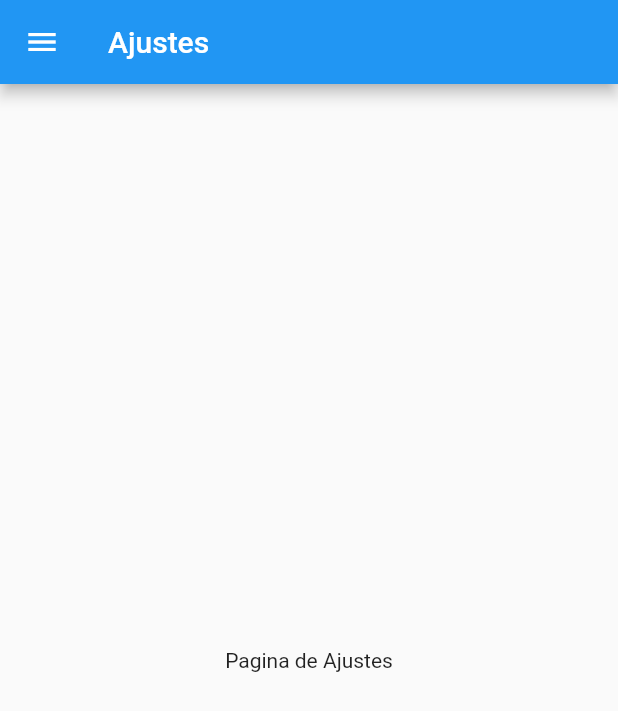
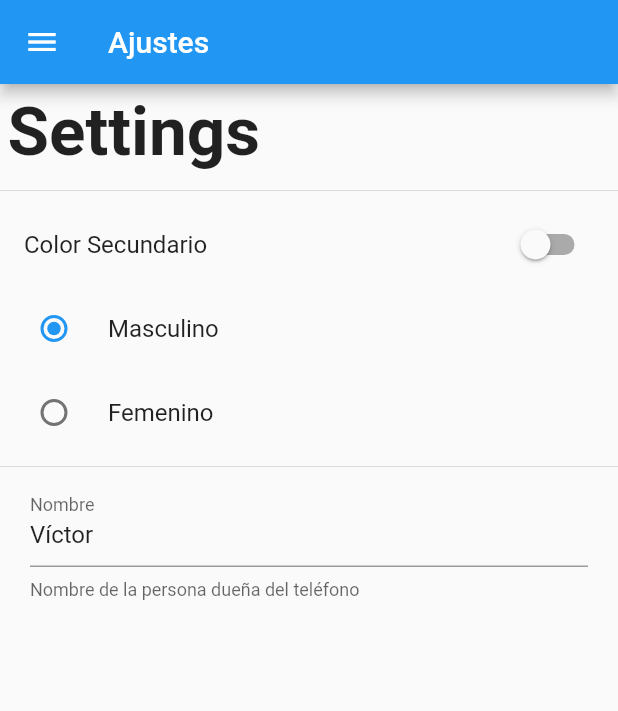
Before and after one commit to victand98/flutter_user_preferences, a Flutter app: the SettingsPage screen opened by its route, on a phone screen of 412 x 824 dp. Shown: the top 711 px of the screen. Run offline on Flutter 3.47's test engine with Material 2 defaults, Android fonts, the phone set to English and light mode, and no system bars.

Commit message:
Settings Page

```diff
--- a/lib/src/pages/settings_page.dart
+++ b/lib/src/pages/settings_page.dart
@@ -2,18 +2,94 @@
 
 import 'package:flutter_user_preferences/src/widgets/menu_widget.dart';
 
-class SettingsPage extends StatelessWidget {
+class SettingsPage extends StatefulWidget {
   static final String routeName = "settings";
+
+  @override
+  _SettingsPageState createState() => _SettingsPageState();
+}
+
+class _SettingsPageState extends State<SettingsPage> {
+  bool _secondaryColor = false;
+  int _gender = 1;
+  String _name = "Víctor";
+
+  TextEditingController _textController;
+
+  @override
+  void initState() {
+    super.initState();
+
+    _textController = TextEditingController(text: _name);
+  }
 
   @override
   Widget build(BuildContext context) {
     return Scaffold(
-        appBar: AppBar(
-          title: Text("Ajustes"),
-        ),
-        drawer: MenuWidget(),
-        body: Center(
-          child: Text("Pagina de Ajustes"),
-        ));
+      appBar: AppBar(
+        title: Text("Ajustes"),
+      ),
+      drawer: MenuWidget(),
+      body: ListView(
+        children: [
+          Container(
+            padding: EdgeInsets.all(5.0),
+            child: Text(
+              "Settings",
+              style: TextStyle(
+                fontSize: 45.0,
+                fontWeight: FontWeight.bold,
+              ),
+            ),
+          ),
+          Divider(),
+          SwitchListTile(
+            value: _secondaryColor,
+            title: Text("Color Secundario"),
+            onChanged: (value) {
+              setState(() {
+                _secondaryColor = value;
+              });
+            },
+          ),
+          RadioListTile(
+            value: 1,
+            title: Text("Masculino"),
+            groupValue: _gender,
+            onChanged: (value) {
+              setState(() {
+                _gender = value;
+              });
+            },
+          ),
+          RadioListTile(
+            value: 2,
+            title: Text("Femenino"),
+            groupValue: _gender,
+            onChanged: (value) {
+              setState(() {
+                _gender = value;
+              });
+            },
+          ),
+          Divider(),
+          Container(
+            padding: EdgeInsets.symmetric(horizontal: 20.0),
+            child: TextField(
+              controller: _textController,
+              decoration: InputDecoration(
+                labelText: "Nombre",
+                helperText: "Nombre de la persona dueña del teléfono",
+              ),
+              onChanged: (value) {
+                setState(() {
+                  _name = value;
+                });
+              },
+            ),
+          )
+        ],
+      ),
+    );
   }
 }
```
